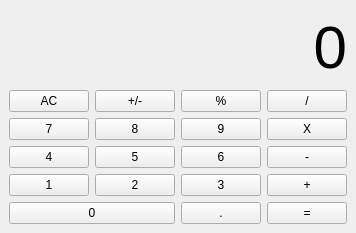
This is PA/C11/calculadora.ui in j0z3ph/2024-1 as Qt 5 draws it before an edit. The edited form follows.
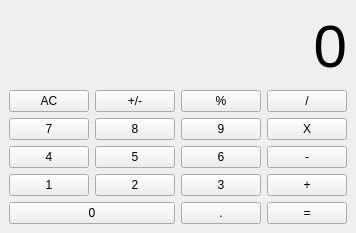
This is the edited form.

Commit message: Updated calculator logic

Diff of the .ui file:
```diff
--- a/PA/C11/calculadora.ui
+++ b/PA/C11/calculadora.ui
@@ -157,7 +157,7 @@
        </font>
       </property>
       <property name="text">
-       <string>0</string>
+       <string>&lt;html&gt;&lt;head/&gt;&lt;body&gt;&lt;p align=&quot;right&quot;&gt;0&lt;/p&gt;&lt;/body&gt;&lt;/html&gt;</string>
       </property>
       <property name="alignment">
        <set>Qt::AlignRight|Qt::AlignTrailing|Qt::AlignVCenter</set>
```
The commit also changes 2 other files.
